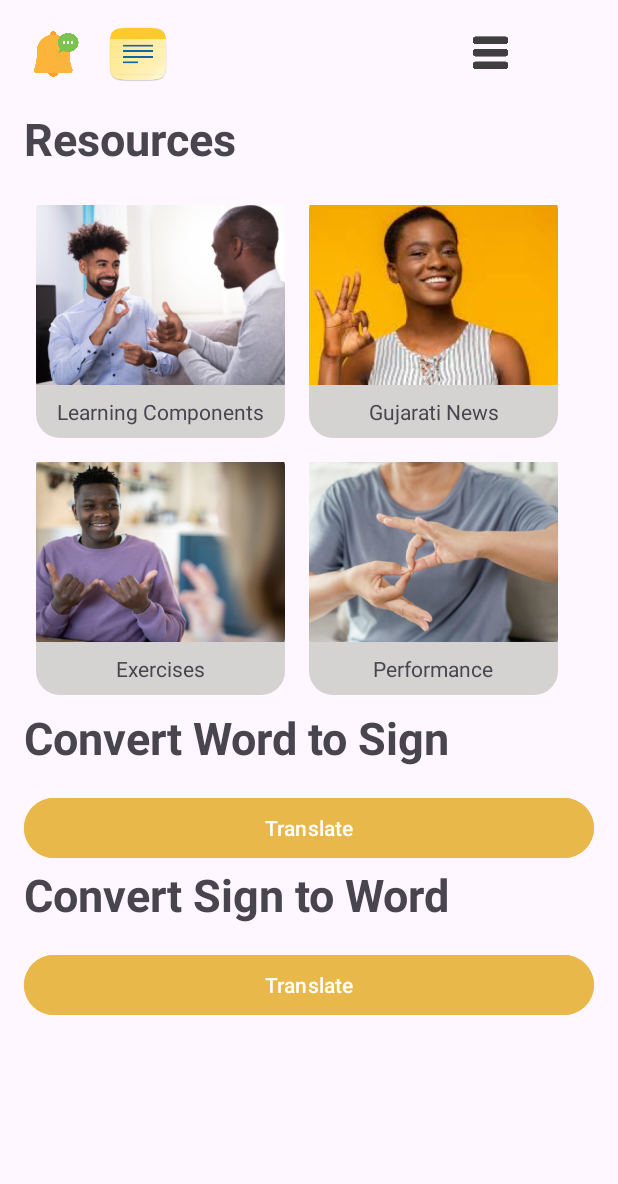
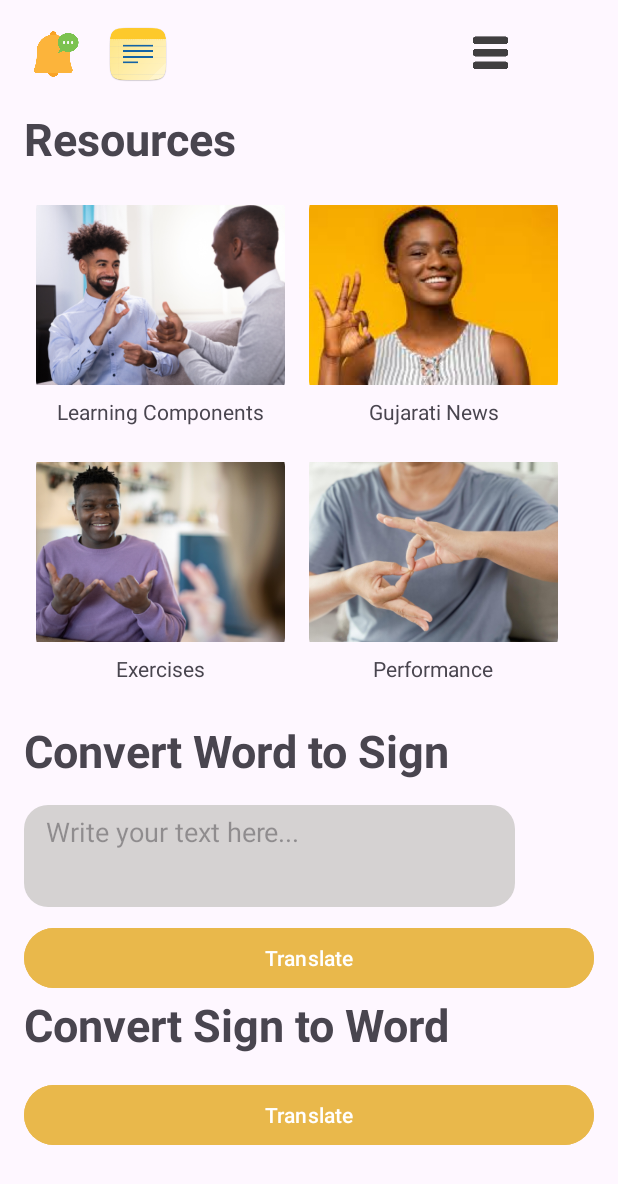
Before and after one commit to Deepraj91/I-Hear-You, an Android app: the StudentActivity screen opened directly, with no data from a screen before it, on a phone screen of 412 x 824 dp. Shown: the top 1184 px of the screen. Run offline under Robolectric (Android 15) with nearby library versions, the phone set to English and light mode, and no system bars.

Commit message:
my 13th comment

```diff
--- a/app/src/main/res/layout/activity_student.xml
+++ b/app/src/main/res/layout/activity_student.xml
@@ -1,5 +1,6 @@
 <ScrollView
     xmlns:android="http://schemas.android.com/apk/res/android"
+    xmlns:tools="http://schemas.android.com/tools"
     android:layout_width="match_parent"
     android:layout_height="match_parent"
     android:padding="16dp">
@@ -67,17 +68,20 @@
             android:textStyle="bold" />
 
         <!-- Grid Layout -->
+
+        <!-- Section 3: Convert Word to Sign -->
+
         <GridLayout
             android:layout_width="match_parent"
-            android:layout_height="wrap_content"
-            android:columnCount="2">
+            android:layout_height="351dp"
+            android:columnCount="2"
+            tools:ignore="ExtraText">
 
             <!-- Learning Components -->
             <LinearLayout
                 android:layout_width="wrap_content"
                 android:layout_height="wrap_content"
                 android:layout_margin="8dp"
-                android:background="@drawable/rounded_background"
                 android:gravity="center"
                 android:orientation="vertical">
 
@@ -103,7 +107,6 @@
             <LinearLayout
                 android:layout_width="wrap_content"
                 android:layout_height="wrap_content"
-                android:background="@drawable/rounded_background"
                 android:layout_margin="8dp"
                 android:gravity="center"
                 android:orientation="vertical">
@@ -111,7 +114,6 @@
                 <ImageView
                     android:layout_width="166dp"
                     android:layout_height="120dp"
-                    android:background="@drawable/image_rounded_corners"
                     android:scaleType="centerCrop"
                     android:src="@drawable/img_1" />
 
@@ -130,7 +132,6 @@
             <LinearLayout
                 android:layout_width="wrap_content"
                 android:layout_height="wrap_content"
-                android:background="@drawable/rounded_background"
                 android:layout_margin="8dp"
                 android:gravity="center"
                 android:orientation="vertical">
@@ -138,7 +139,6 @@
                 <ImageView
                     android:layout_width="166dp"
                     android:layout_height="120dp"
-                    android:background="@drawable/image_rounded_corners"
                     android:scaleType="centerCrop"
                     android:src="@drawable/img_2" />
 
@@ -153,11 +153,10 @@
                     android:textSize="14sp" />
             </LinearLayout>
 
-            <!-- Performance -->
+            <!-- Performance -->=
             <LinearLayout
                 android:layout_width="wrap_content"
                 android:layout_height="wrap_content"
-                android:background="@drawable/rounded_background"
                 android:layout_margin="8dp"
                 android:gravity="center"
                 android:orientation="vertical">
@@ -181,7 +180,6 @@
             </LinearLayout>
         </GridLayout>
 
-        <!-- Section 3: Convert Word to Sign -->
         <TextView
             android:layout_width="wrap_content"
             android:layout_height="wrap_content"
@@ -189,6 +187,18 @@
             android:text="Convert Word to Sign"
             android:textSize="30sp"
             android:textStyle="bold" />
+
+        <EditText
+            android:id="@+id/noteEditText"
+            android:layout_width="327dp"
+            android:layout_height="68dp"
+            android:layout_marginBottom="10dp"
+            android:background="@drawable/rounded_background"
+            android:gravity="top"
+            android:hint="  Write your text here..."
+            android:inputType="textMultiLine"
+            android:padding="5dp"
+            android:scrollbars="vertical" />
 
         <Button
             android:id="@+id/wordToSign"
```
